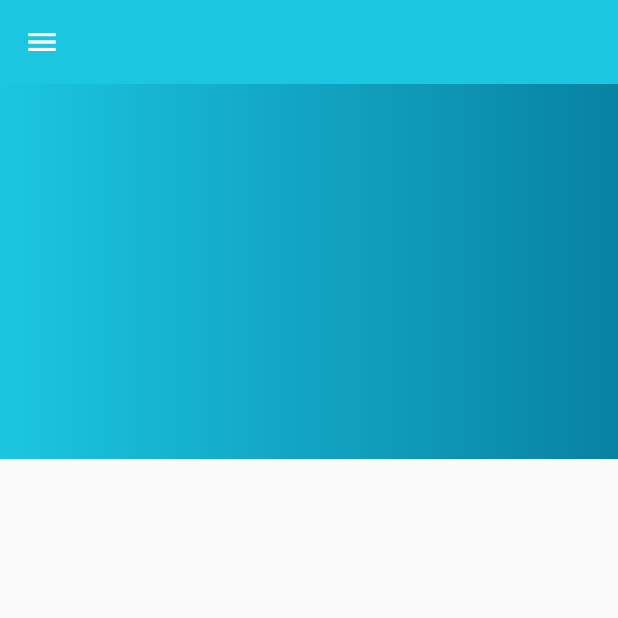
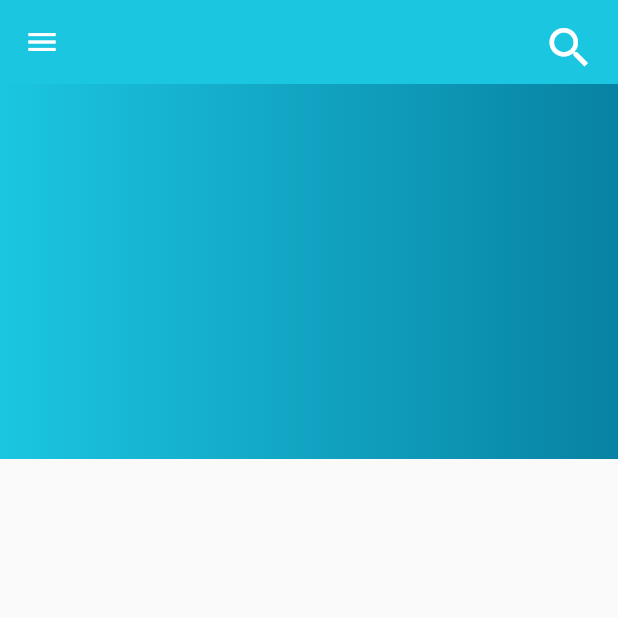
Before and after one commit to dwiponcosuripto4/mbakmu2, a Flutter app: the screen it shows after launch, on a phone screen of 412 x 824 dp, the top half of it. Run offline on Flutter 3.47's test engine with Material 2 defaults, Android fonts, the light colour scheme and no system bars; our stand-ins replace firebase_auth, firebase_core, get; accounts and stored records are empty.

Commit message:
add icon search

```diff
--- a/lib/app/modules/home/views/home_view.dart
+++ b/lib/app/modules/home/views/home_view.dart
@@ -24,20 +24,44 @@ class HomeView extends StatelessWidget {
         centerTitle: false,
         backgroundColor: Color.fromARGB(255, 27, 198, 225),
         elevation: 0,
+        actions: [
+          GestureDetector(
+            onTap: () {},
+            child: Container(
+              margin: const EdgeInsets.only(right: 20),
+              width: 30,
+              height: 30,
+              child: Column(
+                children: const <Widget>[
+                  Padding(
+                    padding: EdgeInsets.all(7.0),
                   ),
-      body: Stack(children: [
+                  Icon(
+                    Icons.search,
+                    size: 35,
+                    color: Colors.white,
+                  )
+                ],
+              ),
+            ),
+          )
+        ],
+      ),
+      body: Stack(
+        children: [
           Container(
             height: 250,
             decoration: BoxDecoration(
-              gradient: LinearGradient(colors: [
+              gradient: LinearGradient(
+                colors: [
                   Color.fromARGB(255, 27, 198, 225),
                   Color.fromARGB(255, 8, 130, 163),
-          ])),
-          // height: 250,
-          // width: Get.width,
-          // color: Color.fromARGB(255, 27, 198, 225),
+                ],
               ),
-      ]),
+            ),
+          ),
+        ],
+      ),
       drawer: Drawer(
         child: Column(
           children: [
```
Lines whose indentation alone changed are shown as unchanged.
